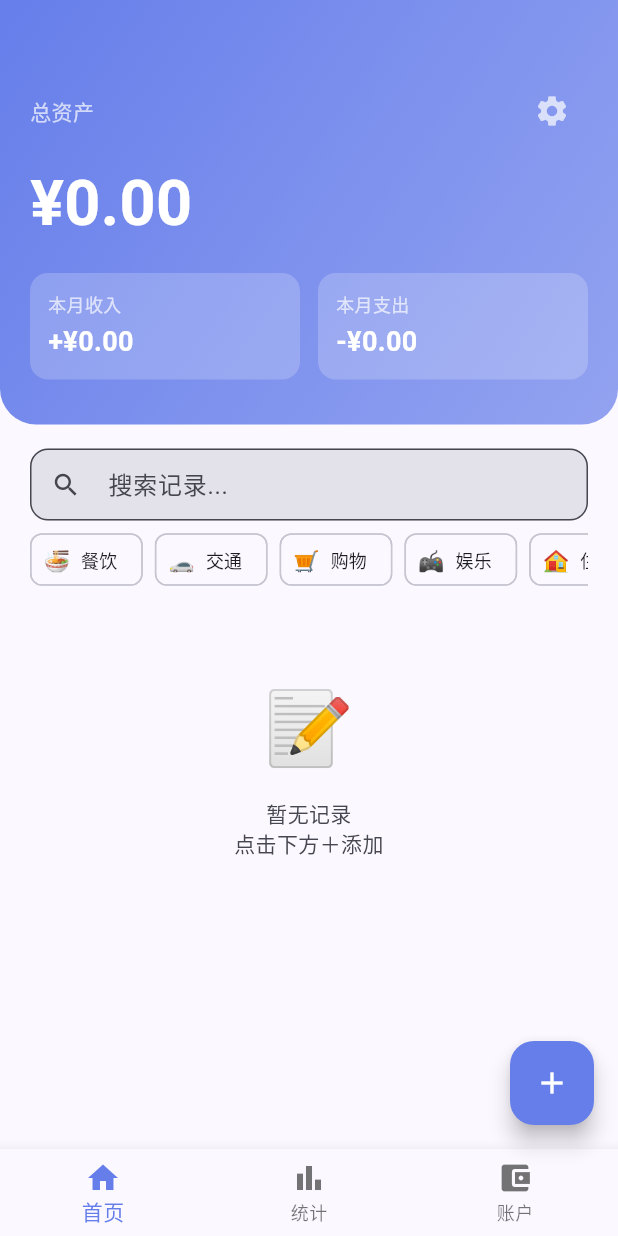
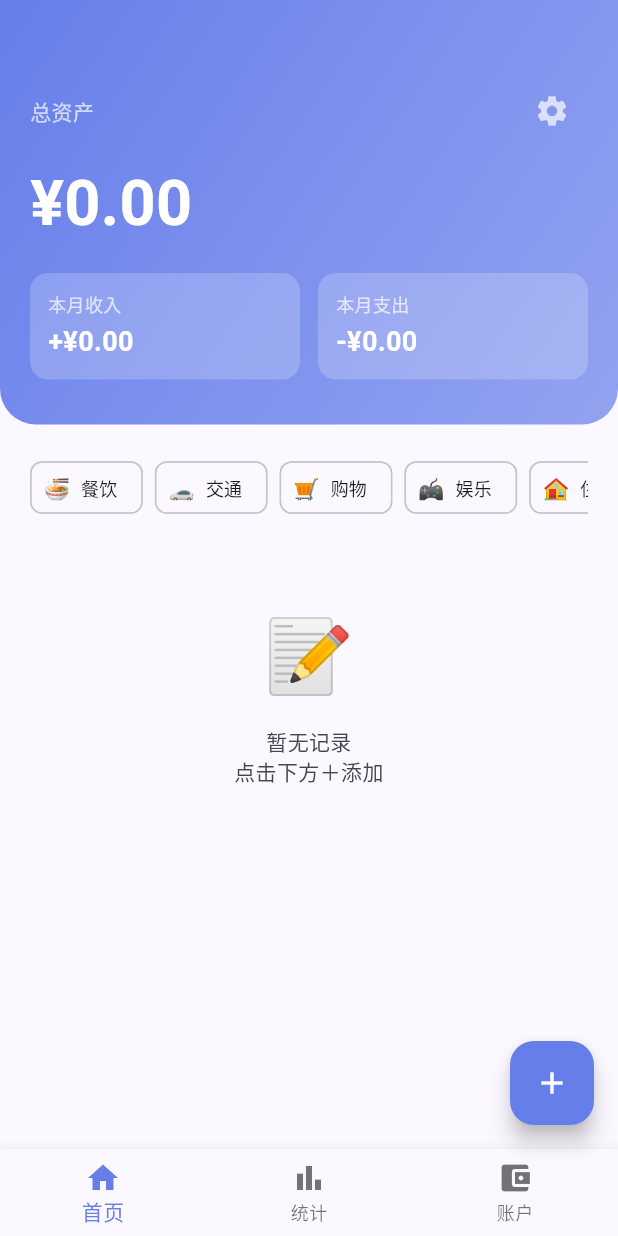
Before and after one commit to shouyangliu/wallet, a Flutter app: the screen it shows after launch, on a phone screen of 412 x 824 dp. Run offline on Flutter 3.47's test engine with Material 3 defaults, Android fonts, the phone set to English and light mode, and no system bars; our stand-ins replace fl_chart, shared_preferences.

Commit message:
删除首页搜索框功能

```diff
--- a/lib/main.dart
+++ b/lib/main.dart
@@ -480,43 +480,6 @@ class _HomePageState extends State<HomePage> {
              padding: const EdgeInsets.fromLTRB(20, 16, 20, 0),
              child: Column(
                children: [
-                TextField(
-                  decoration: InputDecoration(
-                    hintText: '搜索记录...',
-                    prefixIcon: const Icon(Icons.search, size: 20),
-                    isDense: true,
-                    contentPadding: const EdgeInsets.symmetric(vertical: 10, horizontal: 12),
-                    border: OutlineInputBorder(borderRadius: BorderRadius.circular(12)),
-                    filled: true,
-                    fillColor: Theme.of(context).colorScheme.surfaceContainerHighest,
-                  ),
-                  onChanged: (v) => setState(() => _searchQuery = v),
-                ),
-                if (_searchQuery.isNotEmpty || _filterCategory != null) ...[
-                  const SizedBox(height: 8),
-                  SingleChildScrollView(
-                    scrollDirection: Axis.horizontal,
-                    child: Row(
-                      children: [
-                        if (_filterCategory != null)
-                          Padding(
-                            padding: const EdgeInsets.only(right: 8),
-                            child: Chip(
-                              label: Text(_filterCategory!, style: const TextStyle(fontSize: 12)),
-                              deleteIcon: const Icon(Icons.close, size: 16),
-                              onDeleted: () => setState(() => _filterCategory = null),
-                            ),
-                          ),
-                        if (_searchQuery.isNotEmpty)
-                          TextButton.icon(
-                            icon: const Icon(Icons.clear, size: 16),
-                            label: const Text('清除搜索', style: TextStyle(fontSize: 12)),
-                            onPressed: () => setState(() { _searchQuery = ''; _filterCategory = null; }),
-                          ),
-                      ],
-                    ),
-                  ),
-                ] else ...[
                  const SizedBox(height: 8),
                  SizedBox(
                    height: 36,
@@ -534,7 +497,6 @@ class _HomePageState extends State<HomePage> {
                      ],
                    ),
                  ),
-                ],
                ],
              ),
           ),
```
Lines whose indentation alone changed are shown as unchanged.
